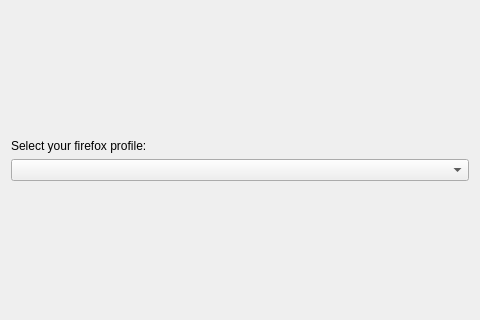
This is src/plugins/firefoxbookmarks/configwidget.ui in albertlauncher/albert as Qt 5 draws it before an edit. The edited form follows.
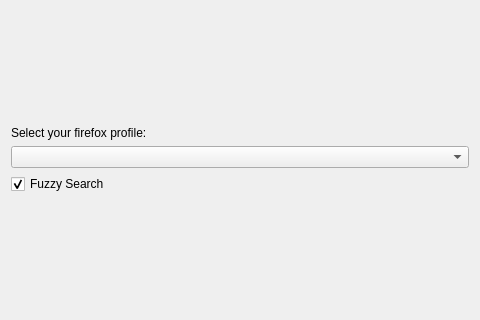
This is the edited form.

Commit message: Changed config widget

What changed in the file:
```diff
--- a/src/plugins/firefoxbookmarks/configwidget.ui
+++ b/src/plugins/firefoxbookmarks/configwidget.ui
@@ -34,6 +34,16 @@
    <item>
     <widget class="QComboBox" name="comboBox"/>
    </item>
+   <item>
+    <widget class="QCheckBox" name="checkBox">
+     <property name="text">
+      <string>Fuzzy Search</string>
+     </property>
+     <property name="checked">
+      <bool>true</bool>
+     </property>
+    </widget>
+   </item>
    <item>
     <spacer name="verticalSpacer">
      <property name="orientation">
```
The commit also changes 4 other files.
